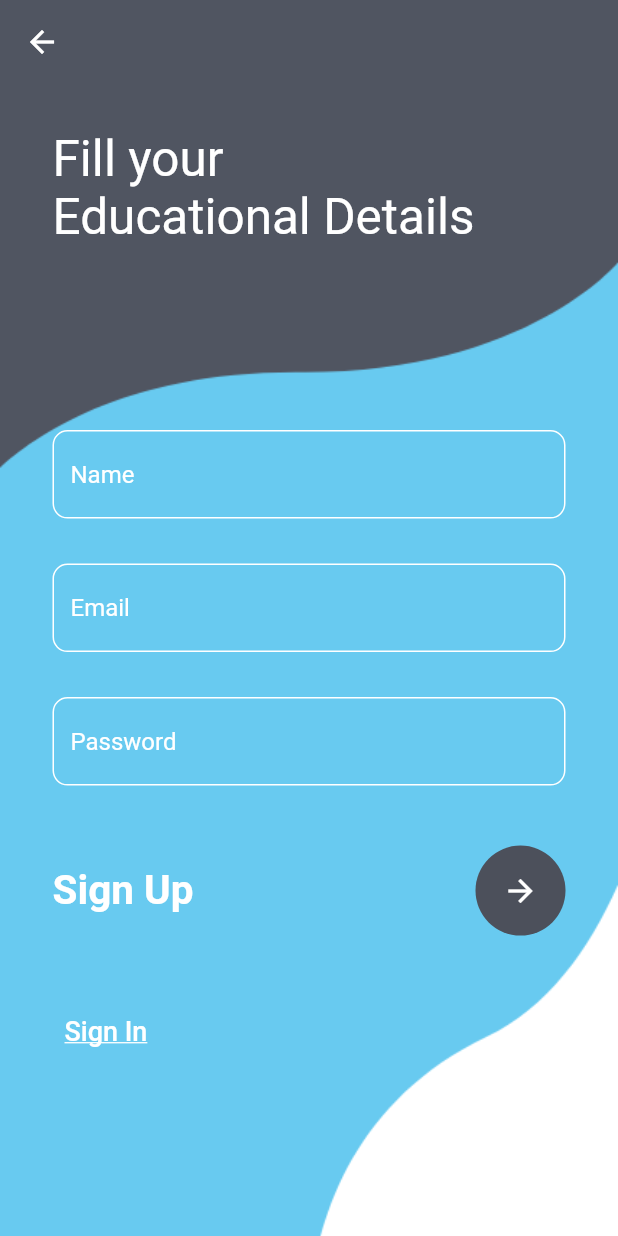
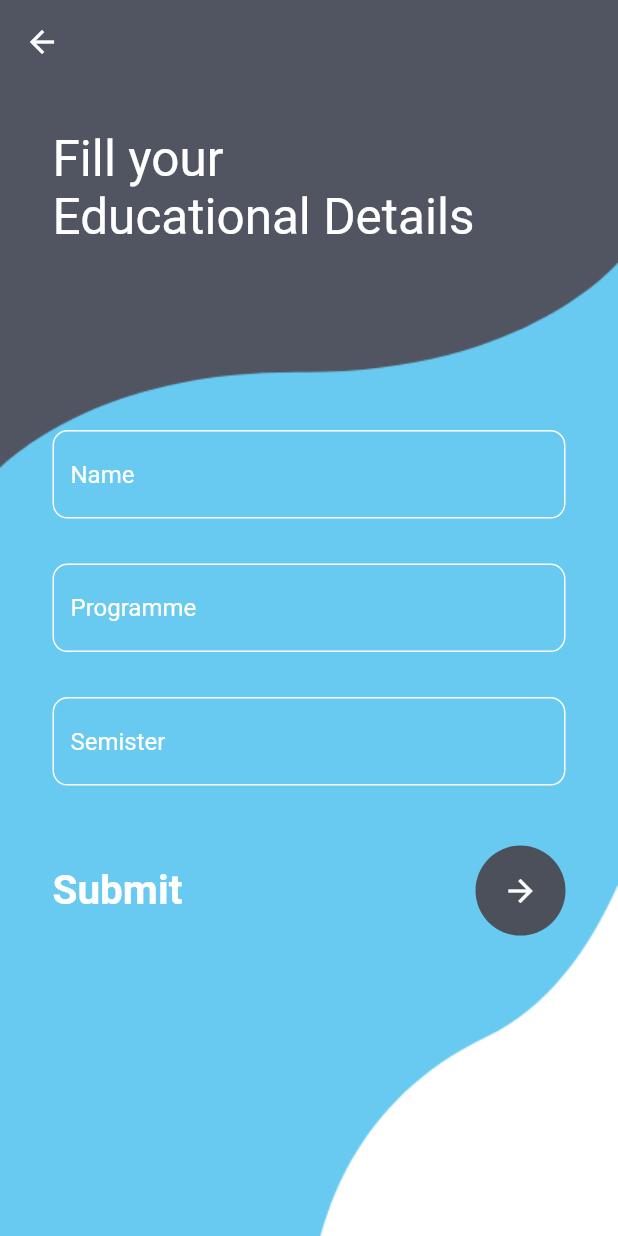
Before and after one commit to AshishisLiquid/lmr, a Flutter app: the RegistrationScreen screen opened directly, on a phone screen of 412 x 824 dp. Run offline on Flutter 3.47's test engine with Material 2 defaults, Android fonts, the phone set to English and light mode, and no system bars; our stand-ins replace cloud_firestore, firebase_auth, firebase_core, font_awesome_flutter, google_sign_in; accounts and stored records are empty.

Commit message:
added firebase auth with registration

```diff
--- a/lib/auth/register.dart
+++ b/lib/auth/register.dart
@@ -1,5 +1,7 @@
+import 'package:firebase_auth/firebase_auth.dart';
 import 'package:flutter/material.dart';
 import 'package:lmr/services/auth.dart';
+import 'package:lmr/services/firestore.dart';
 
 class RegistrationScreen extends StatefulWidget {
   const RegistrationScreen({super.key});
@@ -10,24 +12,30 @@ class RegistrationScreen extends StatefulWidget {
 
 class _RegistrationScreenState extends State<RegistrationScreen> {
   final nameController = TextEditingController();
-  final emailController = TextEditingController();
-  final passwordController = TextEditingController();
+  final programmeController = TextEditingController();
+  final semController = TextEditingController();
 
   @override
   void dispose() {
     // Clean up the controller when the widget is disposed.
     nameController.dispose();
-    emailController.dispose();
-    passwordController.dispose();
+    programmeController.dispose();
+    semController.dispose();
     super.dispose();
   }
 
   final _formKey = GlobalKey<FormState>();
 
+  Future<void> registerUser(String name, String programme, String sem) async{
+    User user = AuthService().user!;
+    await FirestoreService().completeApplication(user.uid, programme, sem, name);
+    // ignore: use_build_context_synchronously
+    Navigator.of(context).pushNamedAndRemoveUntil('/dashboard', (route) => false);
+  }
+
   @override
   Widget build(BuildContext context) {
     // ignore: no_leading_underscores_for_local_identifiers
-
     return Container(
       decoration: const BoxDecoration(
         image: DecorationImage(
@@ -56,14 +64,14 @@ class _RegistrationScreenState extends State<RegistrationScreen> {
                   crossAxisAlignment: CrossAxisAlignment.start,
                   children: [
                     Container(
-                      margin: EdgeInsets.only(left: 35, right: 35),
+                      margin: const EdgeInsets.only(left: 35, right: 35),
                       child: Form(
                         key: _formKey,
                         child: Column(
                           children: [
                             TextFormField(
                                 controller: nameController,
-                                style: TextStyle(color: Colors.white),
+                                style: const TextStyle(color: Colors.white),
                                 decoration: InputDecoration(
                                     enabledBorder: OutlineInputBorder(
                                       borderRadius: BorderRadius.circular(10),
@@ -78,7 +86,7 @@ class _RegistrationScreenState extends State<RegistrationScreen> {
                                       ),
                                     ),
                                     hintText: "Name",
-                                    hintStyle: TextStyle(color: Colors.white),
+                                    hintStyle: const TextStyle(color: Colors.white),
                                     border: OutlineInputBorder(
                                       borderRadius: BorderRadius.circular(10),
                                     )),
@@ -91,8 +99,9 @@ class _RegistrationScreenState extends State<RegistrationScreen> {
                               height: 30,
                             ),
                             TextFormField(
-                                controller: emailController,
-                                style: TextStyle(color: Colors.white),
+                                controller: programmeController,
+                                textCapitalization: TextCapitalization.words,
+                                style: const TextStyle(color: Colors.white),
                                 decoration: InputDecoration(
                                     enabledBorder: OutlineInputBorder(
                                       borderRadius: BorderRadius.circular(10),
@@ -106,8 +115,8 @@ class _RegistrationScreenState extends State<RegistrationScreen> {
                                         color: Colors.black,
                                       ),
                                     ),
-                                    hintText: "Email",
-                                    hintStyle: TextStyle(color: Colors.white),
+                                    hintText: "Programme",
+                                    hintStyle: const TextStyle(color: Colors.white),
                                     border: OutlineInputBorder(
                                       borderRadius: BorderRadius.circular(10),
                                     )),
@@ -120,9 +129,8 @@ class _RegistrationScreenState extends State<RegistrationScreen> {
                               height: 30,
                             ),
                             TextFormField(
-                                controller: passwordController,
-                                style: TextStyle(color: Colors.white),
-                                obscureText: true,
+                                controller: semController,
+                                style: const TextStyle(color: Colors.white),
                                 decoration: InputDecoration(
                                     enabledBorder: OutlineInputBorder(
                                       borderRadius: BorderRadius.circular(10),
@@ -136,8 +144,8 @@ class _RegistrationScreenState extends State<RegistrationScreen> {
                                         color: Colors.black,
                                       ),
                                     ),
-                                    hintText: "Password",
-                                    hintStyle: TextStyle(color: Colors.white),
+                                    hintText: "Semister",
+                                    hintStyle: const TextStyle(color: Colors.white),
                                     border: OutlineInputBorder(
                                       borderRadius: BorderRadius.circular(10),
                                     )),
@@ -153,7 +161,7 @@ class _RegistrationScreenState extends State<RegistrationScreen> {
                               mainAxisAlignment: MainAxisAlignment.spaceBetween,
                               children: [
                                 const Text(
-                                  'Sign Up',
+                                  'Submit',
                                   style: TextStyle(
                                       color: Colors.white,
                                       fontSize: 27,
@@ -165,7 +173,7 @@ class _RegistrationScreenState extends State<RegistrationScreen> {
                                   child: IconButton(
                                       color: Colors.white,
                                       onPressed: () {
-
+                                        registerUser(nameController.text, programmeController.text, semController.text);
                                       },
                                       icon: const Icon(
                                         Icons.arrow_forward,
@@ -176,26 +184,7 @@ class _RegistrationScreenState extends State<RegistrationScreen> {
                             const SizedBox(
                               height: 40,
                             ),
-                            Row(
-                              mainAxisAlignment: MainAxisAlignment.spaceBetween,
-                              children: [
-                                TextButton(
-                                  onPressed: () {
-                                    Navigator.pushNamed(context, '/login');
-                                  },
-                                  // ignore: sort_child_properties_last
-                                  child: const Text(
-                                    'Sign In',
-                                    textAlign: TextAlign.left,
-                                    style: TextStyle(
-                                        decoration: TextDecoration.underline,
-                                        color: Colors.white,
-                                        fontSize: 18),
-                                  ),
-                                  style: const ButtonStyle(),
-                                ),
-                              ],
-                            )
+
                           ],
                         ),
                       ),
--- a/lib/home/home.dart
+++ b/lib/home/home.dart
@@ -1,6 +1,6 @@
 import 'package:flutter/material.dart';
 import 'package:lmr/auth/login.dart';
-import 'package:lmr/dashboard/dashboard.dart';
+import 'package:lmr/auth/register.dart';
 import 'package:lmr/services/auth.dart';
 
 class HomeScreen extends StatelessWidget {
@@ -17,9 +17,9 @@ class HomeScreen extends StatelessWidget {
             child: Text('Error'),
           );
         } else if (snapshot.hasData) {
-          return const DashboardScreen();
-        } else {
-          return const LoginScreen();
+            return const RegistrationScreen();
+          } else {
+            return const LoginScreen();
         }
     }));
   }
--- a/lib/routes.dart
+++ b/lib/routes.dart
@@ -1,9 +1,11 @@
 import 'package:lmr/auth/login.dart';
+import 'package:lmr/auth/register.dart';
 import 'package:lmr/dashboard/dashboard.dart';
 import 'package:lmr/home/home.dart';
 
 var appRoutes = {
   '/': (context) => const HomeScreen(),
   '/login': (context) => const LoginScreen(),
+  '/complete-application': (context) => const RegistrationScreen(),
   '/dashboard': (context) => const DashboardScreen(),
 };
--- a/lib/services/auth.dart
+++ b/lib/services/auth.dart
@@ -2,6 +2,7 @@ import 'dart:developer';
 
 import 'package:firebase_auth/firebase_auth.dart';
 import 'package:google_sign_in/google_sign_in.dart';
+import 'package:lmr/services/firestore.dart';
 
 FirebaseAuth auth = FirebaseAuth.instance;
 
@@ -21,6 +22,7 @@ class AuthService {
       final authCredential = GoogleAuthProvider.credential(
           accessToken: googleAuth.accessToken, idToken: googleAuth.idToken);
       await FirebaseAuth.instance.signInWithCredential(authCredential);
+      await FirestoreService().createUser(user!.uid);
     } on FirebaseAuthException catch (e) {
       log(e.message!);
     }
--- a/lib/services/firestore.dart
+++ b/lib/services/firestore.dart
@@ -0,0 +1,26 @@
+import 'package:cloud_firestore/cloud_firestore.dart';
+import 'package:lmr/services/auth.dart';
+import 'package:lmr/services/models.dart';
+
+class FirestoreService{
+  final FirebaseFirestore _firestore = FirebaseFirestore.instance;
+
+  Future<User> getUser(String uid) async {
+    final snapshot = await _firestore.collection('users').doc(uid).get();
+    return User.fromJson(snapshot.data() ?? {});
+  }
+
+  Future<void> createUser(String uid) async{
+    await _firestore.collection('users').doc(uid).set({
+      'email': AuthService().user!.email,
+    });
+  }
+
+  Future<void> completeApplication(String uid, String programme, String sem, String displayName) async {
+    await _firestore.collection('users').doc(uid).set({
+      'programme': programme,
+      'sem': sem,
+      'displayName': displayName,
+    }, SetOptions(merge: true));
+  }
+}
--- /dev/null
+++ b/lib/services/models.dart
@@ -0,0 +1,22 @@
+import 'package:json_annotation/json_annotation.dart';
+part 'models.g.dart';
+
+@JsonSerializable()
+class User{
+  final String id;
+  final String displayName;
+  final String? programme;
+  final String? sem;
+  final String email;
+
+  User({
+    this.id = '',
+    this.displayName = '',
+    this.programme = '',
+    this.sem = '',
+    this.email = '',
+  });
+
+  factory User.fromJson(Map<String, dynamic> json) => _$UserFromJson(json);
+  Map<String, dynamic> toJson() => _$UserToJson(this);
+}
--- a/pubspec.yaml
+++ b/pubspec.yaml
@@ -41,6 +41,9 @@ dependencies:
   firebase_auth: ^3.7.0
   google_sign_in: ^5.4.1
   font_awesome_flutter: ^10.1.0
+  cloud_firestore: ^3.4.6
+  json_annotation: ^4.6.0
+
 
 dev_dependencies:
   flutter_test:
@@ -52,7 +55,8 @@ dev_dependencies:
   # package. See that file for information about deactivating specific lint
   # rules and activating additional ones.
   flutter_lints: ^2.0.0
-
+  build_runner: ^2.2.0
+  json_serializable: ^6.3.1
 # For information on the generic Dart part of this file, see the
 # following page: https://dart.dev/tools/pub/pubspec
 
```
Also changed, not shown: lib/services/models.g.dart (added), pubspec.lock.
